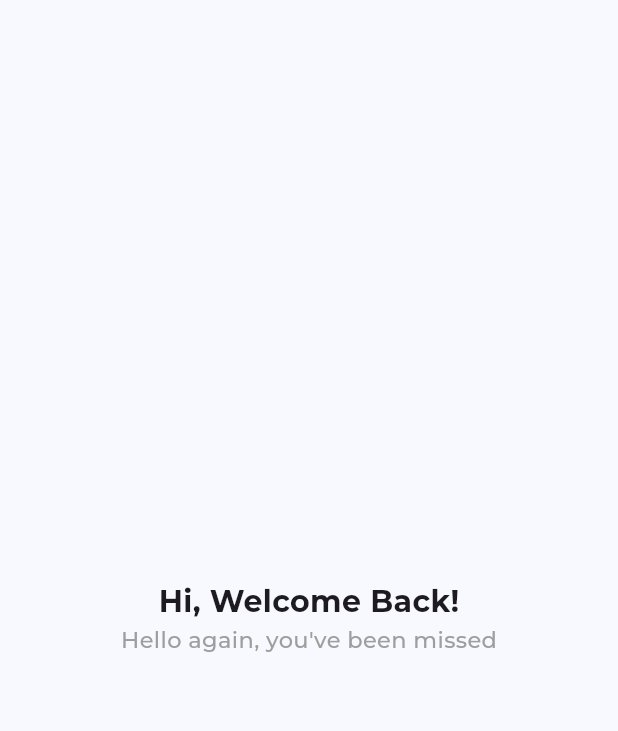
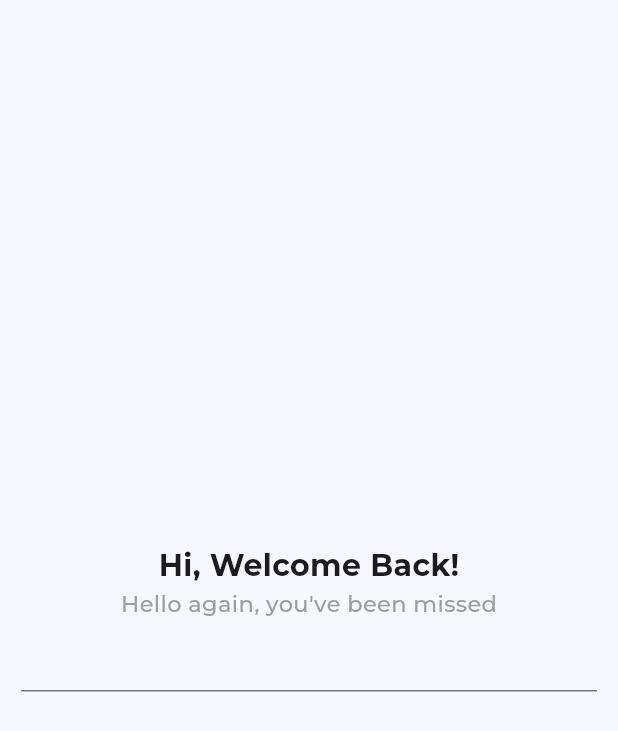
Before and after one commit to adogbeji/FlutterChatApp, a Flutter app: the screen it shows after launch, on a phone screen of 412 x 824 dp. Shown: the top 731 px of the screen. Run offline on Flutter 3.47's test engine with Material 3 defaults, Android fonts, the phone set to English and light mode, and no system bars; our stand-ins replace firebase_core, google_fonts; accounts and stored records are empty; generated files the repository leaves out were written again.

Commit message:
Start using CustomFormField in login screen

```diff
--- a/lib/views/screens/auth/login_screen.dart
+++ b/lib/views/screens/auth/login_screen.dart
@@ -1,3 +1,4 @@
+import 'package:chat_app/views/widgets/custom_form_field.dart';
 import 'package:flutter/material.dart';
 
 class LoginScreen extends StatefulWidget {
@@ -11,7 +12,10 @@ class _LoginScreenState extends State<LoginScreen> {
   @override
   Widget build(BuildContext context) {
     return const Scaffold(
-      body: Center(
+      body: Padding(
+        padding: EdgeInsets.all(14.0),
+        child: Center(
+          child: Form(
             child: Column(
               mainAxisSize: MainAxisSize.min,
               children: [
@@ -25,7 +29,11 @@ class _LoginScreenState extends State<LoginScreen> {
                   fontWeight: FontWeight.w500,
                   color: Colors.grey,
                 ),),
+
+                CustomFormField(),
               ],
+            ),
+          ),
         ),
       ),
     );
--- a/lib/views/widgets/custom_form_field.dart
+++ b/lib/views/widgets/custom_form_field.dart
@@ -5,10 +5,6 @@ class CustomFormField extends StatelessWidget {
 
   @override
   Widget build(BuildContext context) {
-    return const Scaffold(
-      body: Center(
-        child: Text('Custom Form Field'),
-      ),
-    );
+    return TextFormField();
   }
 }
```
Lines whose indentation alone changed are shown as unchanged.
